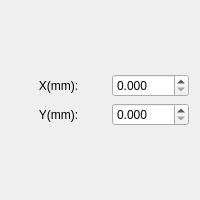
Before: the Qt Designer form ShrikeDxf/PointAttribute.ui in whisper512/ShrikeDxf-V0.1, drawn with Qt 5.
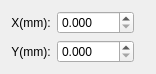
After: the same form once the commit is applied.

Commit message: 调整界面

Patch:
```diff
--- a/ShrikeDxf/PointAttribute.ui
+++ b/ShrikeDxf/PointAttribute.ui
@@ -6,65 +6,19 @@
    <rect>
     <x>0</x>
     <y>0</y>
-    <width>200</width>
-    <height>200</height>
+    <width>156</width>
+    <height>70</height>
    </rect>
   </property>
   <property name="windowTitle">
    <string>PointAttributeClass</string>
   </property>
-  <layout class="QGridLayout" name="gridLayout_2">
+  <layout class="QFormLayout" name="formLayout">
    <item row="0" column="0">
-    <layout class="QGridLayout" name="gridLayout">
-     <item row="0" column="1">
-      <widget class="QDoubleSpinBox" name="doubleSpinBox_X">
-       <property name="sizePolicy">
-        <sizepolicy hsizetype="Preferred" vsizetype="Fixed">
-         <horstretch>0</horstretch>
-         <verstretch>0</verstretch>
-        </sizepolicy>
-       </property>
-       <property name="decimals">
-        <number>3</number>
-       </property>
-       <property name="maximum">
-        <double>1000.000000000000000</double>
-       </property>
-      </widget>
-     </item>
-     <item row="1" column="1">
-      <widget class="QDoubleSpinBox" name="doubleSpinBox_Y">
-       <property name="sizePolicy">
-        <sizepolicy hsizetype="Preferred" vsizetype="Fixed">
-         <horstretch>0</horstretch>
-         <verstretch>0</verstretch>
-        </sizepolicy>
-       </property>
-       <property name="decimals">
-        <number>3</number>
-       </property>
-       <property name="maximum">
-        <double>1000.000000000000000</double>
-       </property>
-      </widget>
-     </item>
-     <item row="1" column="0">
-      <widget class="QLabel" name="labelY">
-       <property name="sizePolicy">
-        <sizepolicy hsizetype="Expanding" vsizetype="Preferred">
-         <horstretch>0</horstretch>
-         <verstretch>0</verstretch>
-        </sizepolicy>
-       </property>
-       <property name="text">
-        <string>Y(mm):</string>
-       </property>
-       <property name="alignment">
-        <set>Qt::AlignmentFlag::AlignCenter</set>
-       </property>
-      </widget>
-     </item>
-     <item row="0" column="0">
+    <layout class="QVBoxLayout" name="verticalLayout">
+     <item>
+      <layout class="QHBoxLayout" name="horizontalLayout">
+       <item>
       <widget class="QLabel" name="labelX">
        <property name="sizePolicy">
         <sizepolicy hsizetype="Expanding" vsizetype="Preferred">
@@ -82,6 +36,60 @@
         <set>Qt::AlignmentFlag::AlignCenter</set>
        </property>
       </widget>
+       </item>
+       <item>
+        <widget class="QDoubleSpinBox" name="doubleSpinBox_X">
+         <property name="sizePolicy">
+          <sizepolicy hsizetype="Preferred" vsizetype="Fixed">
+           <horstretch>0</horstretch>
+           <verstretch>0</verstretch>
+          </sizepolicy>
+         </property>
+         <property name="decimals">
+          <number>3</number>
+         </property>
+         <property name="maximum">
+          <double>1000.000000000000000</double>
+         </property>
+        </widget>
+       </item>
+      </layout>
+     </item>
+     <item>
+      <layout class="QHBoxLayout" name="horizontalLayout_2">
+       <item>
+        <widget class="QLabel" name="labelY">
+         <property name="sizePolicy">
+          <sizepolicy hsizetype="Expanding" vsizetype="Preferred">
+           <horstretch>0</horstretch>
+           <verstretch>0</verstretch>
+          </sizepolicy>
+         </property>
+         <property name="text">
+          <string>Y(mm):</string>
+         </property>
+         <property name="alignment">
+          <set>Qt::AlignmentFlag::AlignCenter</set>
+         </property>
+        </widget>
+       </item>
+       <item>
+        <widget class="QDoubleSpinBox" name="doubleSpinBox_Y">
+         <property name="sizePolicy">
+          <sizepolicy hsizetype="Preferred" vsizetype="Fixed">
+           <horstretch>0</horstretch>
+           <verstretch>0</verstretch>
+          </sizepolicy>
+         </property>
+         <property name="decimals">
+          <number>3</number>
+         </property>
+         <property name="maximum">
+          <double>1000.000000000000000</double>
+         </property>
+        </widget>
+       </item>
+      </layout>
      </item>
     </layout>
    </item>
```
Lines whose indentation alone changed are shown as unchanged. The commit also changes 5 other files.
